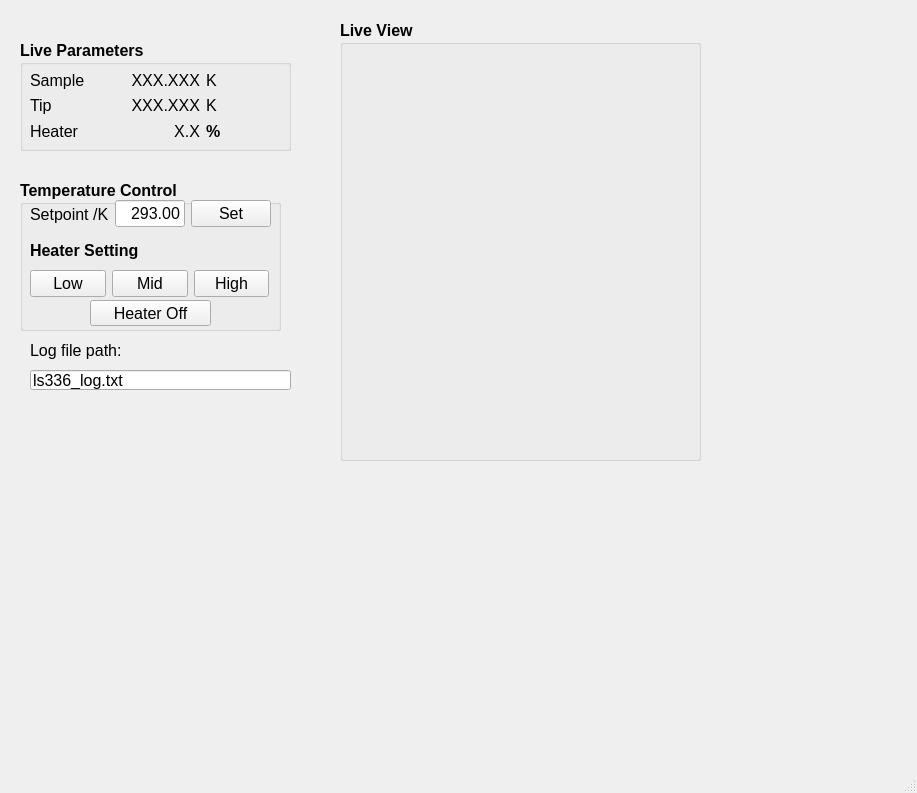
Old version of the form ls336/ui/ls336ui.ui in the repository David-Cai-CJ/LS336Control.
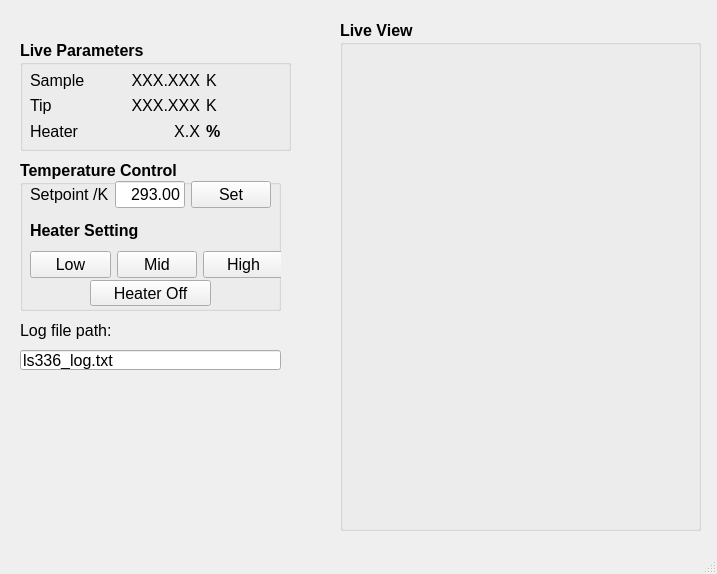
New version of the form. Custom widgets are drawn as their Qt base class.

Patch:
```diff
--- a/ls336/ui/ls336ui.ui
+++ b/ls336/ui/ls336ui.ui
@@ -6,8 +6,8 @@
    <rect>
     <x>0</x>
     <y>0</y>
-    <width>917</width>
-    <height>793</height>
+    <width>717</width>
+    <height>574</height>
    </rect>
   </property>
   <property name="font">
@@ -19,12 +19,15 @@
   <property name="windowTitle">
    <string>LS336 Control</string>
   </property>
+  <property name="autoFillBackground">
+   <bool>false</bool>
+  </property>
   <widget class="QWidget" name="centralwidget">
    <widget class="QLineEdit" name="savePath">
     <property name="geometry">
      <rect>
-      <x>30</x>
-      <y>370</y>
+      <x>20</x>
+      <y>350</y>
       <width>261</width>
       <height>20</height>
      </rect>
@@ -194,7 +197,7 @@
     <property name="geometry">
      <rect>
       <x>20</x>
-      <y>180</y>
+      <y>160</y>
       <width>261</width>
       <height>151</height>
      </rect>
@@ -240,13 +243,13 @@
       <string>Heater Off</string>
      </property>
     </widget>
-    <widget class="QWidget" name="">
+    <widget class="QWidget" name="layoutWidget">
      <property name="geometry">
       <rect>
        <x>10</x>
        <y>20</y>
        <width>241</width>
-       <height>28</height>
+       <height>29</height>
       </rect>
      </property>
      <layout class="QHBoxLayout" name="horizontalLayout">
@@ -294,13 +297,13 @@
       </item>
      </layout>
     </widget>
-    <widget class="QWidget" name="">
+    <widget class="QWidget" name="layoutWidget">
      <property name="geometry">
       <rect>
        <x>10</x>
        <y>90</y>
-       <width>239</width>
-       <height>28</height>
+       <width>254</width>
+       <height>29</height>
       </rect>
      </property>
      <layout class="QHBoxLayout" name="horizontalLayout_2">
@@ -352,7 +355,7 @@
       <x>340</x>
       <y>20</y>
       <width>361</width>
-      <height>441</height>
+      <height>511</height>
      </rect>
     </property>
     <property name="font">
@@ -370,7 +373,7 @@
        <x>10</x>
        <y>19</y>
        <width>341</width>
-       <height>411</height>
+       <height>481</height>
       </rect>
      </property>
     </widget>
@@ -378,8 +381,8 @@
    <widget class="QLabel" name="label_13">
     <property name="geometry">
      <rect>
-      <x>30</x>
-      <y>340</y>
+      <x>20</x>
+      <y>320</y>
       <width>101</width>
       <height>21</height>
      </rect>
```
